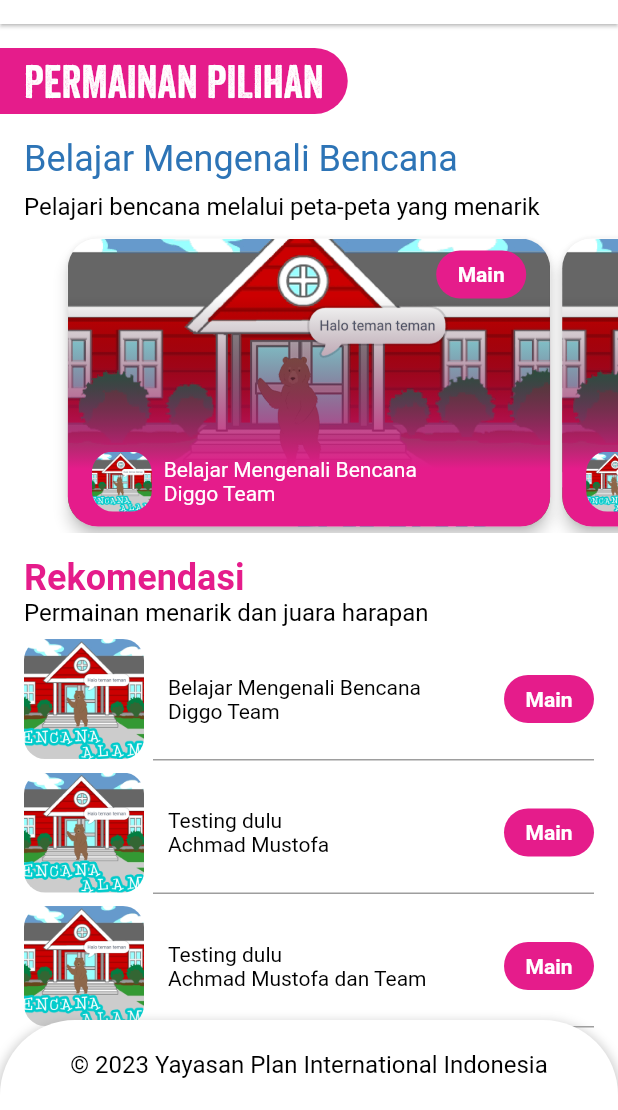
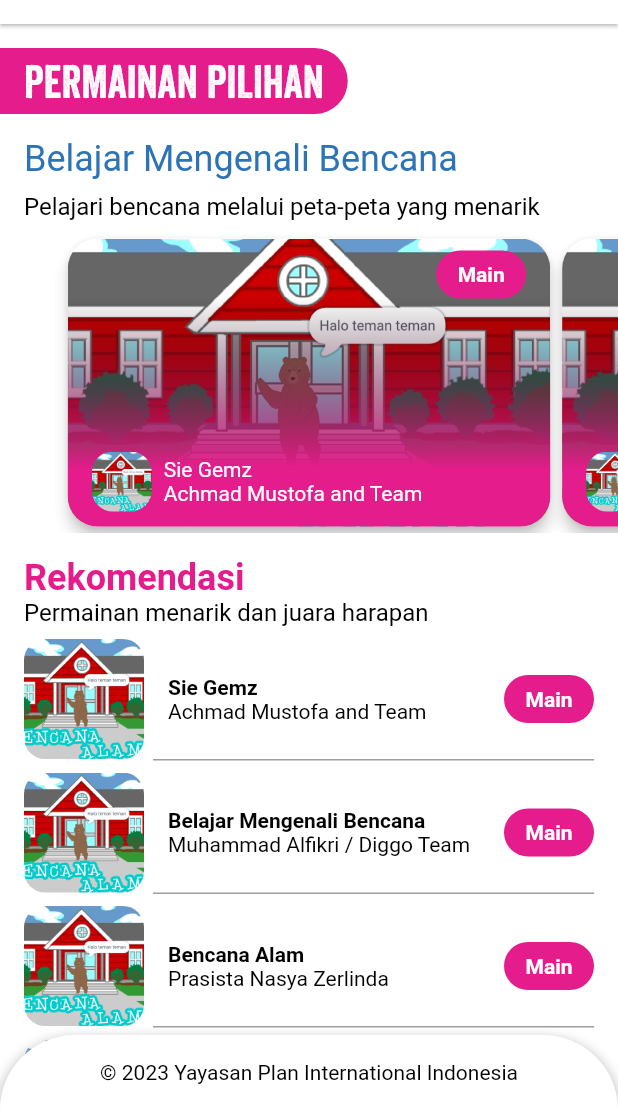
Before and after one commit to gofur/safe_school_game, a Flutter app: the GameList screen opened by its route, on a phone screen of 412 x 824 dp, the part 126-1236 px from its top. Run offline on Flutter 3.47's test engine with Material 2 defaults, Android fonts, the phone set to English and light mode, and no system bars; drawn by our look-alikes of auto_size_text; our stand-ins replace connectivity_plus, flutter_rating_bar, rxdart, webview_flutter; Roboto replaces fonts that are missing (Monserrat).

Commit message:
Update: game data

```diff
--- a/lib/game_item.dart
+++ b/lib/game_item.dart
@@ -190,7 +190,7 @@
               AutoSizeText(
                 game.title,
                 maxLines: 2,
-                style: const TextStyle(color: Colors.black),
+                style: const TextStyle(color: Colors.black, fontWeight: FontWeight.bold),
               ),
               AutoSizeText(
                 game.author,
--- a/lib/resources/app_games.dart
+++ b/lib/resources/app_games.dart
@@ -3,10 +3,10 @@
 List<Game> appGames = [
   Game(
       url: 'https://simmer.io/@Pakqori/belajar-mengenali-bencana-diggo',
-      title: "Belajar Mengenali Bencana",
+      title: "Sie Gemz",
       icon: "assets/images/kuki/kuki.png",
       image: "assets/images/kuki/kuki.png",
-      author: "Diggo Team",
+      author: "Achmad Mustofa and Team",
       description:
           "Pelajari macam-macam bencana melalui peta-peta yang menarik. Banyak keseruan yang dapat kamu rasakan dengan ilmu pengetahuan terkait bencana tentunya!",
       difficult: 4,
@@ -20,10 +20,10 @@
       ]),
   Game(
       url: 'https://www.google.com',
-      title: "Testing dulu",
+      title: "Belajar Mengenali Bencana",
       icon: "assets/images/kuki/kuki.png",
       image: "assets/images/kuki/kuki.png",
-      author: "Achmad Mustofa",
+      author: "Muhammad Alfikri / Diggo Team",
       description: "Pelajari macam-macam aja",
       difficult: 3,
       educationContent: 5,
@@ -36,10 +36,42 @@
       ]),
   Game(
       url: 'https://www.google.com',
-      title: "Testing dulu",
+      title: "Bencana Alam",
       icon: "assets/images/kuki/kuki.png",
       image: "assets/images/kuki/kuki.png",
-      author: "Achmad Mustofa dan Team",
+      author: "Prasista Nasya Zerlinda",
+      description: "Pelajari macam-macam aja",
+      difficult: 1,
+      educationContent: 2.5,
+      shortInformation: "sip coy",
+      reference: "dasdmad",
+      images: [
+        GameImages(images: "assets/images/kuki/kuki.png"),
+        GameImages(images: "assets/images/kuki/kuki.png"),
+        GameImages(images: "assets/images/kuki/kuki.png"),
+      ]),
+  Game(
+      url: 'https://www.google.com',
+      title: "Pengenalan COVID-19",
+      icon: "assets/images/kuki/kuki.png",
+      image: "assets/images/kuki/kuki.png",
+      author: "Ahmad Mustofa",
+      description: "Pelajari macam-macam aja",
+      difficult: 1,
+      educationContent: 2.5,
+      shortInformation: "sip coy",
+      reference: "dasdmad",
+      images: [
+        GameImages(images: "assets/images/kuki/kuki.png"),
+        GameImages(images: "assets/images/kuki/kuki.png"),
+        GameImages(images: "assets/images/kuki/kuki.png"),
+      ]),
+  Game(
+      url: 'https://www.google.com',
+      title: "Flappy Pirate Wow",
+      icon: "assets/images/kuki/kuki.png",
+      image: "assets/images/kuki/kuki.png",
+      author: "Della Puspita Ramadhani",
       description: "Pelajari macam-macam aja",
       difficult: 1,
       educationContent: 2.5,
--- a/lib/utils/footer.dart
+++ b/lib/utils/footer.dart
@@ -9,7 +9,7 @@
         bottom: 0.0,
         child: Container(
             width: MediaQuery.of(context).size.width,
-            height: 60.0,
+            height: 50.0,
             decoration: BoxDecoration(
               borderRadius: const BorderRadius.only(
                   topRight: Radius.circular(50), topLeft: Radius.circular(50)),
@@ -29,7 +29,7 @@
                 style: TextStyle(
                     fontFamily: "Monserrat",
                     color: Colors.black,
-                    fontSize: 16.0,
+                    fontSize: 14.0,
                     decoration: TextDecoration.none),
                 textAlign: TextAlign.center,
               ),
```
